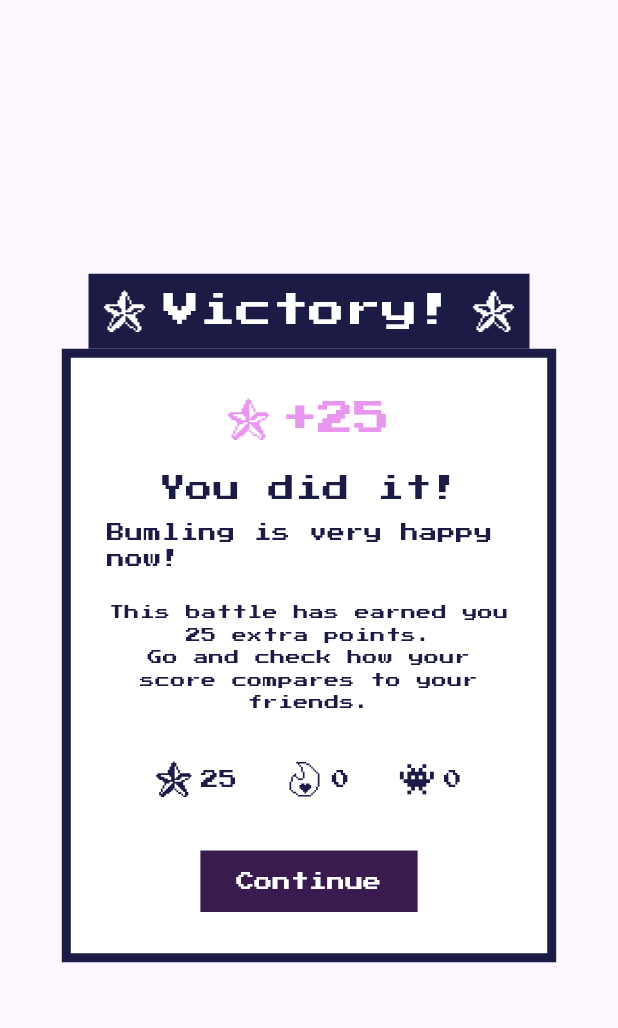
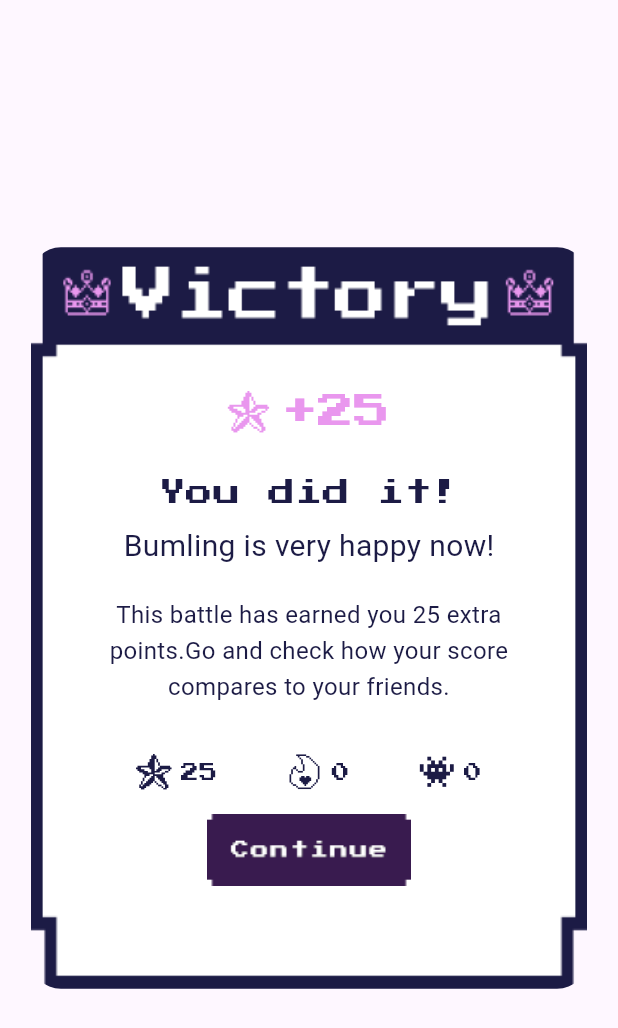
Before and after one commit to Albin2101/CLS055-Project, a Flutter app: the SuccessCard widget shown alone on an empty page, opened directly, on a phone screen of 412 x 824 dp. Shown: the top 1028 px of the screen. Run offline on Flutter 3.47's test engine with Material 3 defaults, Android fonts, the phone set to English and light mode, and no system bars; our stand-ins replace audioplayers, cloud_firestore, firebase_auth, firebase_core, flutter_local_notifications, flutter_svg and 2 more; missing offline and left inert: android_intent_plus, ar_flutter_plugin_updated, light, pixelarticons; accounts and stored records are empty; generated files the repository leaves out were written again; Roboto replaces fonts that are missing (Rubik); statements that could not run were skipped.

Commit message:
successcard works and victorycard added

```diff
--- a/dawnfighter/lib/widgets/successCard.dart
+++ b/dawnfighter/lib/widgets/successCard.dart
@@ -1,5 +1,4 @@
 import 'package:dawnfighter/screens/homescreen.dart';
-import 'package:dawnfighter/screens/social.dart';
 import 'package:flutter/material.dart';
 import 'package:flutter_svg/flutter_svg.dart';
 import 'package:firebase_auth/firebase_auth.dart';
@@ -19,9 +18,7 @@ class SuccessCard extends StatelessWidget {
         int currentStreak = 0;
         int totalMonsters = 0;
 
-        if (snapshot.hasData &&
-            snapshot.data != null &&
-            snapshot.data!.exists) {
+        if (snapshot.hasData && snapshot.data != null && snapshot.data!.exists) {
           final data = snapshot.data!.data() as Map<String, dynamic>?;
 
           totalPoints = (data?['points'] ?? data?['score'] ?? 0) is num
@@ -38,55 +35,23 @@ class SuccessCard extends StatelessWidget {
         int pointsEarned = currentStreak > 0 ? currentStreak * 25 : 25;
 
         return Center(
+          child: Container(
+            width: MediaQuery.of(context).size.width * 0.9,
+            height: MediaQuery.of(context).size.height * 0.6,
+            decoration: BoxDecoration(
+              image: const DecorationImage(
+                image: AssetImage('assets/images/victoryCard.png'),
+                fit: BoxFit.fill,
+              ),
+              borderRadius: BorderRadius.circular(20),
+            ),
+
+            child: Container(
+              padding: const EdgeInsets.fromLTRB(24, 48, 24, 24),
               child: Column(
-            mainAxisSize: MainAxisSize.min,
+                mainAxisAlignment: MainAxisAlignment.center,
+                mainAxisSize: MainAxisSize.max,
                 children: [
-              // Victory row at the top
-              Container(
-                padding: const EdgeInsets.symmetric(
-                  horizontal: 10,
-                  vertical: 8,
-                ),
-                decoration: BoxDecoration(color: const Color(0xFF1C1B45)),
-                child: Row(
-                  mainAxisSize: MainAxisSize.min,
-                  mainAxisAlignment: MainAxisAlignment.center,
-                  children: [
-                    SvgPicture.asset(
-                      'assets/icons/Star.svg',
-                      width: 28,
-                      height: 28,
-                    ),
-                    const SizedBox(width: 12),
-                    const Text(
-                      'Victory!',
-                      style: TextStyle(
-                        fontFamily: 'PressStart2P',
-                        fontSize: 24,
-                        color: Color(0xFFFFFFFF),
-                      ),
-                    ),
-                    const SizedBox(width: 12),
-                    SvgPicture.asset(
-                      'assets/icons/Star.svg',
-                      width: 28,
-                      height: 28,
-                    ),
-                  ],
-                ),
-              ),
-              // White card container
-              Container(
-                width: MediaQuery.of(context).size.width * 0.8,
-                padding: const EdgeInsets.all(24),
-                decoration: BoxDecoration(
-                  color: const Color(0xFFFFFFFF),
-                  border: Border.all(color: const Color(0xFF1C1B45), width: 6),
-                ),
-                child: Column(
-                  mainAxisSize: MainAxisSize.min,
-                  children: [
-                    // Points earned display
                   Row(
                   mainAxisAlignment: MainAxisAlignment.center,
                   children: [
@@ -110,8 +75,7 @@ class SuccessCard extends StatelessWidget {
                     ),
                   ],
                   ),
-                    const SizedBox(height: 16),
-                    // Success message
+                  const SizedBox(height: 24),
                   const Text(
                   'You did it!',
                   style: TextStyle(
@@ -124,46 +88,35 @@ class SuccessCard extends StatelessWidget {
                   const Text(
                   'Bumling is very happy now!',
                   style: TextStyle(
-                        fontFamily: 'PressStart2P',
-                        fontSize: 12,
+                    fontFamily: 'Rubik',
+                    fontSize: 20,
                     color: Color(0xFF1C1B45),
                   ),
                   ),
                   const SizedBox(height: 20),
-
                   Text(
-                      'This battle has earned you $pointsEarned extra points.\n'
+                  'This battle has earned you $pointsEarned extra points.'
                   'Go and check how your score compares to your friends.',
                   textAlign: TextAlign.center,
                   style: const TextStyle(
-                        fontFamily: 'PressStart2P',
-                        fontSize: 10,
+                    fontFamily: 'Rubik',
+                    fontSize: 16,
                     height: 1.5,
                     color: Color(0xFF1C1B45),
                   ),
                   ),
                   const SizedBox(height: 32),
-                    // Stats row
                   Row(
                   mainAxisAlignment: MainAxisAlignment.spaceEvenly,
                   children: [
-                        _statIconText(
-                          'assets/icons/Star.svg',
-                          totalPoints + pointsEarned,
-                        ),
+                    _statIconText('assets/icons/Star.svg', totalPoints + pointsEarned),
                     _statIconText('assets/icons/Flame.svg', currentStreak),
-                        _statIconText(
-                          'assets/icons/Monster.svg',
-                          totalMonsters,
-                        ),
+                    _statIconText('assets/icons/Monster.svg', totalMonsters),
                   ],
                   ),
-                    const SizedBox(height: 32),
-
-                    // Continue button
-                    Center(
-                      child: ElevatedButton(
-                        onPressed: () async {
+                  const SizedBox(height: 16),
+                  GestureDetector(
+                  onTap: () async {
                     final user = FirebaseAuth.instance.currentUser;
                     if (user != null) {
                     await FirestoreService.updateUserPoints(
@@ -181,40 +134,22 @@ class SuccessCard extends StatelessWidget {
                     );
                     }
                   },
-                        style: ElevatedButton.styleFrom(
-                          backgroundColor: const Color(0xFF391B4F),
-                          foregroundColor: Colors.white,
-                          elevation: 0,
-                          shadowColor: Colors.transparent,
-                          shape: const RoundedRectangleBorder(
-                            borderRadius: BorderRadius.zero,
-                          ),
-                          side: BorderSide.none,
-                          padding: const EdgeInsets.symmetric(
-                            horizontal: 24,
-                            vertical: 12,
-                          ),
-                        ),
-                        child: const Text(
-                          'Continue',
-                          style: TextStyle(
-                            fontFamily: 'PressStart2P',
-                            fontSize: 12,
-                          ),
-                        ),
+                  child: Image.asset(
+                    'assets/images/successContinue.png',
+                    height: 48,
                   ),
                   ),
                 ],
               ),
             ),
-            ],
           ),
         );
       },
     );
   }
 
-  Widget _statIconText(String assetPath, int value) => Row(
+  Widget _statIconText(String assetPath, int value) {
+    return Row(
       mainAxisSize: MainAxisSize.min,
       children: [
         SvgPicture.asset(
@@ -235,3 +170,4 @@ class SuccessCard extends StatelessWidget {
       ],
     );
   }
+}
```
Also changed, not shown: dawnfighter/assets/images/victoryCard.png (added). Lines whose indentation alone changed are shown as unchanged.
